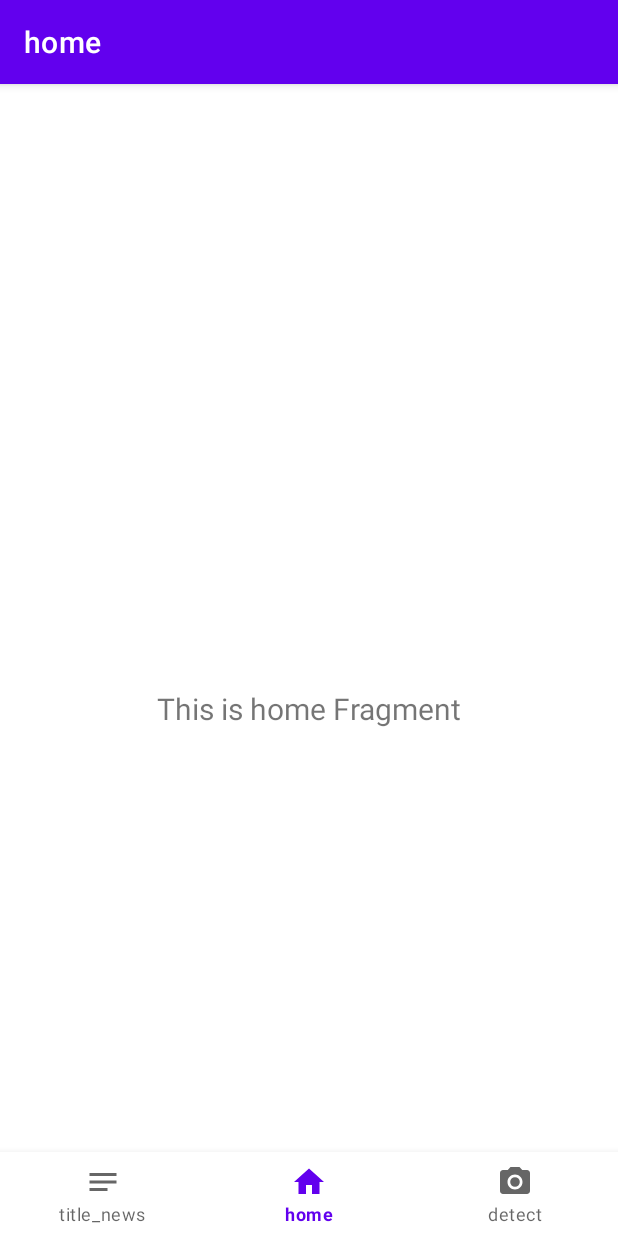
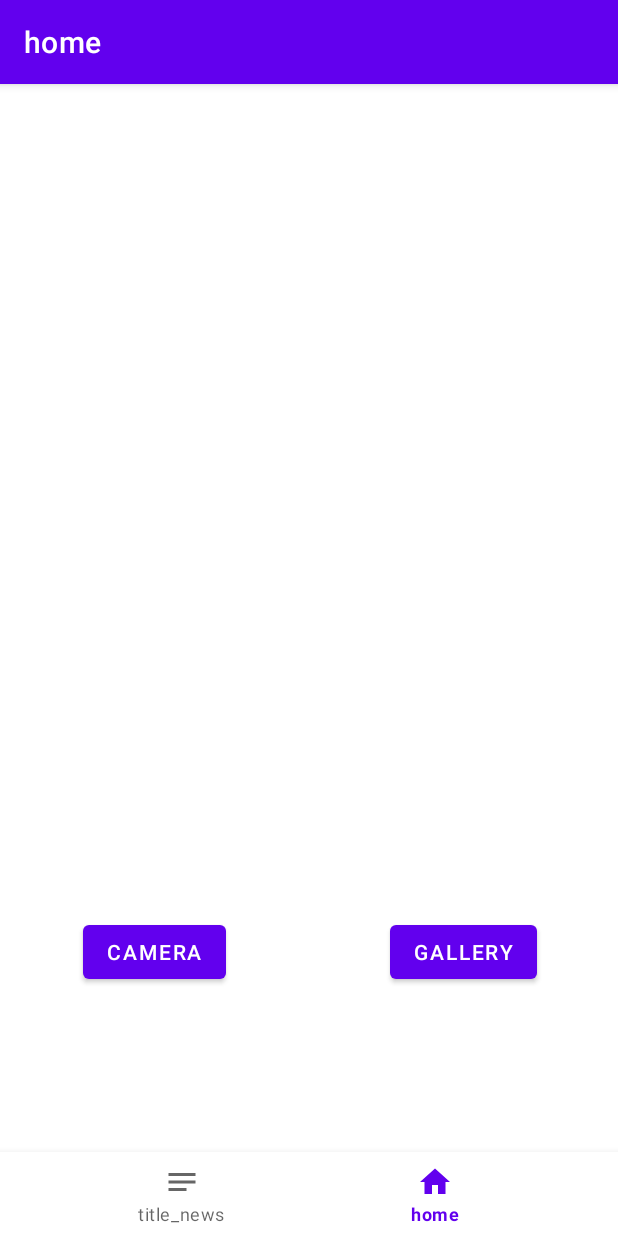
Before and after one commit to ariefdarmawant/MeSkin-B21-CAP0205, an Android app: the screen it shows after launch (MainActivity), on a phone screen of 412 x 824 dp. Run offline under Robolectric (Android 15) with nearby library versions, the light colour scheme and no system bars; our stand-ins replace navigation-ui.

Commit message:
home,camera,galery

```diff
--- a/AndroidCapstoneProject/app/build.gradle
+++ b/AndroidCapstoneProject/app/build.gradle
@@ -104,4 +104,6 @@ dependencies {
     implementation 'com.android.support:multidex:1.0.3'
     implementation "com.squareup.retrofit2:retrofit:2.8.1"
     implementation "com.squareup.retrofit2:converter-moshi:2.6.2"
+    implementation 'com.karumi:dexter:6.2.2'
+    implementation("io.coil-kt:coil:1.1.1")
 }
--- a/AndroidCapstoneProject/app/src/main/java/com/dicoding/android_capstoneproject/MainActivity.kt
+++ b/AndroidCapstoneProject/app/src/main/java/com/dicoding/android_capstoneproject/MainActivity.kt
@@ -33,7 +33,6 @@ class MainActivity : AppCompatActivity() {
         appBarConfiguration = AppBarConfiguration(
             setOf(
                 R.id.navigation_home,
-                R.id.navigation_detect,
                 R.id.navigation_news
             )
         )
--- a/AndroidCapstoneProject/app/src/main/java/com/dicoding/android_capstoneproject/ui/home/HomeFragment.kt
+++ b/AndroidCapstoneProject/app/src/main/java/com/dicoding/android_capstoneproject/ui/home/HomeFragment.kt
@@ -4,42 +4,34 @@ import android.os.Bundle
 import android.view.LayoutInflater
 import android.view.View
 import android.view.ViewGroup
+import android.widget.Button
 import android.widget.TextView
 import androidx.fragment.app.Fragment
 import androidx.lifecycle.Observer
 import androidx.lifecycle.ViewModelProvider
+import com.dicoding.android_capstoneproject.R
 import com.dicoding.android_capstoneproject.databinding.FragmentHomeBinding
 
 
-class HomeFragment : Fragment() {
+class HomeFragment : Fragment() , View.OnClickListener {
+    private lateinit var binding: FragmentHomeBinding
+    private val CAMERA_REQUEST_CODE = 1
+    private val GALLERY_REQUEST_CODE = 2
 
-    private lateinit var homeViewModel: HomeViewModel
-    private var _binding: FragmentHomeBinding? = null
-
-    // This property is only valid between onCreateView and
-    // onDestroyView.
-    private val binding get() = _binding!!
-
-    override fun onCreateView(
-        inflater: LayoutInflater,
-        container: ViewGroup?,
-        savedInstanceState: Bundle?
-    ): View? {
-        homeViewModel =
-            ViewModelProvider(this).get(HomeViewModel::class.java)
-
-        _binding = FragmentHomeBinding.inflate(inflater, container, false)
-        val root: View = binding.root
-
-        val textView: TextView = binding.textHome
-        homeViewModel.text.observe(viewLifecycleOwner, Observer {
-            textView.text = it
-        })
-        return root
+    override fun onCreateView(inflater: LayoutInflater, container: ViewGroup?,
+                              savedInstanceState: Bundle?): View? {
+        // Inflate the layout for this fragment
+        return inflater.inflate(R.layout.fragment_home, container, false)
     }
 
-    override fun onDestroyView() {
-        super.onDestroyView()
-        _binding = null
+  override fun onViewCreated(view: View, savedInstanceState: Bundle?) {
+       super.onViewCreated(view, savedInstanceState)
+       val btn_Camera: Button = view.findViewById(R.id.btnCamera)
+        btn_Camera.setOnClickListener(this)
+        val btn_Gallery: Button = view.findViewById(R.id.btnGallery)
+        btn_Gallery.setOnClickListener(this)
+    }
+
+    override fun onClick(v: View) {
     }
 }
--- a/AndroidCapstoneProject/app/src/main/java/com/dicoding/android_capstoneproject/ui/home/HomeViewModel.kt
+++ /dev/null
@@ -1,13 +0,0 @@
-package com.dicoding.android_capstoneproject.ui.home
-
-import androidx.lifecycle.LiveData
-import androidx.lifecycle.MutableLiveData
-import androidx.lifecycle.ViewModel
-
-class HomeViewModel : ViewModel() {
-
-    private val _text = MutableLiveData<String>().apply {
-        value = "This is home Fragment"
-    }
-    val text: LiveData<String> = _text
-}
--- a/AndroidCapstoneProject/app/src/main/res/layout/fragment_home.xml
+++ b/AndroidCapstoneProject/app/src/main/res/layout/fragment_home.xml
@@ -6,17 +6,45 @@
     android:layout_height="match_parent"
     tools:context=".ui.home.HomeFragment">
 
-    <TextView
-        android:id="@+id/text_home"
-        android:layout_width="match_parent"
+    <androidx.constraintlayout.widget.Guideline
+        android:id="@+id/guideline2"
+        android:layout_width="wrap_content"
         android:layout_height="wrap_content"
-        android:layout_marginStart="8dp"
-        android:layout_marginTop="8dp"
-        android:layout_marginEnd="8dp"
-        android:textAlignment="center"
-        android:textSize="20sp"
-        app:layout_constraintBottom_toBottomOf="parent"
+        android:orientation="horizontal"
+        app:layout_constraintGuide_percent="0.7" />
+
+    <androidx.constraintlayout.widget.Guideline
+        android:id="@+id/guideline3"
+        android:layout_width="wrap_content"
+        android:layout_height="wrap_content"
+        android:orientation="vertical"
+        app:layout_constraintGuide_percent="0.5" />
+
+    <ImageView
+        android:id="@+id/imageView"
+        android:layout_width="300dp"
+        android:layout_height="300dp"
+        android:layout_marginTop="100dp"
         app:layout_constraintEnd_toEndOf="parent"
         app:layout_constraintStart_toStartOf="parent"
-        app:layout_constraintTop_toTopOf="parent" />
+        app:layout_constraintTop_toTopOf="parent"
+        tools:srcCompat="@tools:sample/avatars" />
+
+    <Button
+        android:id="@+id/btnCamera"
+        android:layout_width="wrap_content"
+        android:layout_height="wrap_content"
+        android:text="camera"
+        app:layout_constraintEnd_toStartOf="@+id/guideline3"
+        app:layout_constraintStart_toStartOf="parent"
+        app:layout_constraintTop_toTopOf="@+id/guideline2" />
+
+    <Button
+        android:id="@+id/btnGallery"
+        android:layout_width="wrap_content"
+        android:layout_height="wrap_content"
+        android:text="Gallery"
+        app:layout_constraintEnd_toEndOf="parent"
+        app:layout_constraintStart_toStartOf="@+id/guideline3"
+        app:layout_constraintTop_toTopOf="@+id/guideline2" />
 </androidx.constraintlayout.widget.ConstraintLayout>
--- a/AndroidCapstoneProject/app/src/main/res/menu/bottom_nav_menu.xml
+++ b/AndroidCapstoneProject/app/src/main/res/menu/bottom_nav_menu.xml
@@ -11,8 +11,4 @@
         android:icon="@drawable/ic_baseline_home_24"
         android:title="@string/home" />
 
-    <item
-        android:id="@+id/navigation_detect"
-        android:icon="@drawable/ic_baseline_photo_camera_24"
-        android:title="@string/detect" />
 </menu>
--- a/AndroidCapstoneProject/app/src/main/res/navigation/mobile_navigation.xml
+++ b/AndroidCapstoneProject/app/src/main/res/navigation/mobile_navigation.xml
@@ -6,16 +6,16 @@
     app:startDestination="@+id/navigation_home">
 
     <fragment
+        android:id="@+id/navigation_news"
+        android:name="com.dicoding.android_capstoneproject.ui.news.NewsFragment"
+        android:label="@string/News"
+        tools:layout="@layout/fragment_news" />
+    <fragment
         android:id="@+id/navigation_home"
         android:name="com.dicoding.android_capstoneproject.ui.home.HomeFragment"
         android:label="@string/home"
         tools:layout="@layout/fragment_home" />
 
-    <fragment
-        android:id="@+id/navigation_dashboard"
-        android:name="com.dicoding.android_capstoneproject.ui.Detect.DetectFragment"
-        android:label="@string/detect"
-        tools:layout="@layout/fragment_detect" />
 
 
 </navigation>
--- a/AndroidCapstoneProject/app/src/main/res/values/strings.xml
+++ b/AndroidCapstoneProject/app/src/main/res/values/strings.xml
@@ -13,4 +13,5 @@
     <string name="article_description_placeholder">This is the article\'s description placeholder.</string>
     <string name="article_title_placeholder">Article Title</string>
     <string name="title_news">title_news</string>
+    <string name="News">news</string>
 </resources>
```
Also changed, not shown: AndroidCapstoneProject/app/src/main/java/com/dicoding/android_capstoneproject/ui/Detect/DetectFragment.kt (deleted, +0 -36 lines), AndroidCapstoneProject/app/src/main/java/com/dicoding/android_capstoneproject/ui/Detect/DetectViewModel.kt (deleted, +0 -13 lines), AndroidCapstoneProject/app/src/main/res/layout/fragment_detect.xml (deleted, +0 -50 lines).
